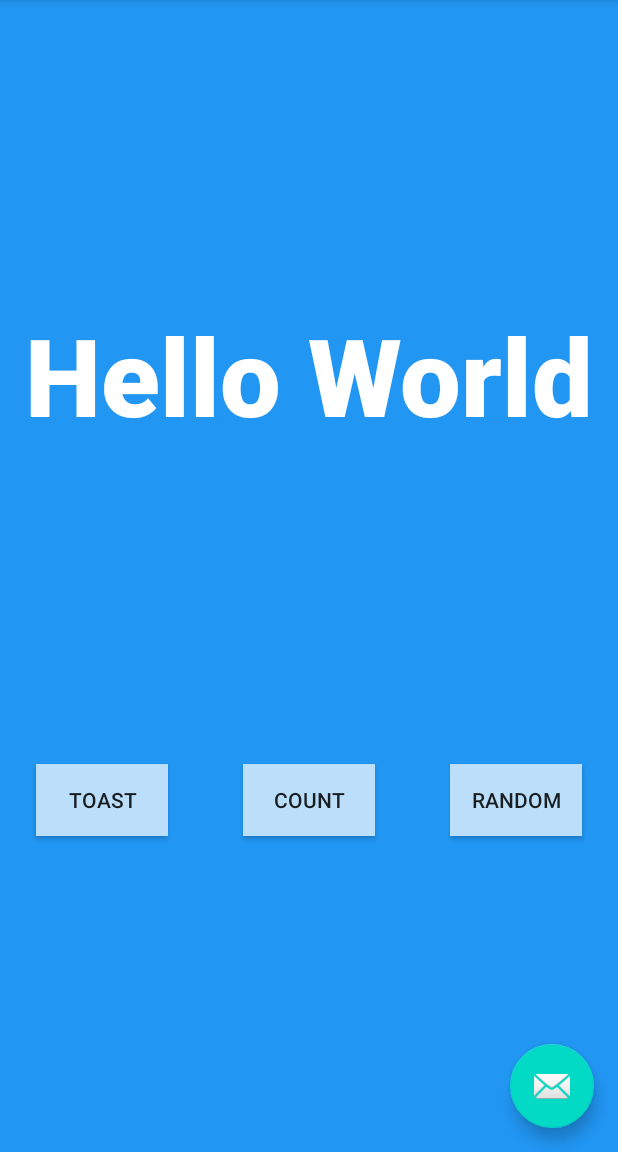
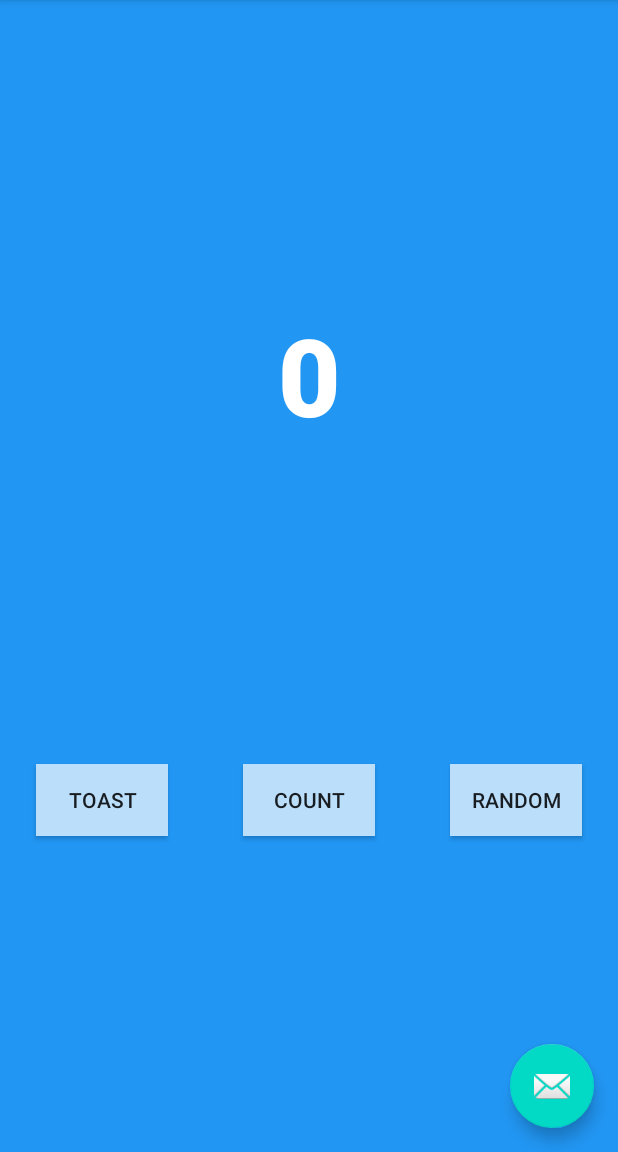
Before and after one commit to AbdoliSepehr8AMO1/javaopdracht1, an Android app: the screen it shows after launch (MainActivity), on a phone screen of 412 x 824 dp, the part 84-1236 px from its top. Run offline under Robolectric (Android 15) with nearby library versions, the phone set to English and light mode, and no system bars.

Commit message:
Hoofdstuk 8 af

```diff
--- a/app/src/main/java/com/example/javaopdracht1/FirstFragment.java
+++ b/app/src/main/java/com/example/javaopdracht1/FirstFragment.java
@@ -4,6 +4,8 @@ import android.os.Bundle;
 import android.view.LayoutInflater;
 import android.view.View;
 import android.view.ViewGroup;
+import android.widget.TextView;
+import android.widget.Toast;
 
 import androidx.annotation.NonNull;
 import androidx.fragment.app.Fragment;
@@ -11,24 +13,53 @@ import androidx.navigation.fragment.NavHostFragment;
 
 public class FirstFragment extends Fragment {
 
+
+    TextView showCountTextView;
+
+
+
     @Override
     public View onCreateView(
             LayoutInflater inflater, ViewGroup container,
             Bundle savedInstanceState
     ) {
         // Inflate the layout for this fragment
-        return inflater.inflate(R.layout.fragment_first, container, false);
+        View fragmentFirstLayout = inflater.inflate(R.layout.fragment_first, container, false);
+        // Get the count text view
+        showCountTextView = fragmentFirstLayout.findViewById(R.id.textview_first);
+
+        return fragmentFirstLayout;
     }
 
+
+
     public void onViewCreated(@NonNull View view, Bundle savedInstanceState) {
-        super.onViewCreated(view, savedInstanceState);
-
-        view.findViewById(R.id.button_first).setOnClickListener(new View.OnClickListener() {
+        view.findViewById(R.id.toast_button).setOnClickListener(new View.OnClickListener() {
             @Override
             public void onClick(View view) {
-                NavHostFragment.findNavController(FirstFragment.this)
-                        .navigate(R.id.action_FirstFragment_to_SecondFragment);
+                Toast myToast = Toast.makeText(getActivity(), "Hello toast!", Toast.LENGTH_SHORT);
+                myToast.show();
+            }
+        });
+
+        view.findViewById(R.id.count_button).setOnClickListener(new View.OnClickListener() {
+            @Override
+            public void onClick(View view) {
+                countMe(view);
             }
         });
     }
+
+
+    private void countMe(View view) {
+        // Get the value of the text view
+        String countString = showCountTextView.getText().toString();
+        // Convert value to a number and increment it
+        Integer count = Integer.parseInt(countString);
+        count++;
+        // Display the new value in the text view.
+        showCountTextView.setText(count.toString());
+    }
+
+
 }
--- a/app/src/main/res/values/strings.xml
+++ b/app/src/main/res/values/strings.xml
@@ -7,7 +7,7 @@
 
     <string name="previous">Previous</string>
 
-    <string name="hello_first_fragment">Hello World</string>
+    <string name="hello_first_fragment">0</string>
     <string name="hello_second_fragment">Hello second fragment. Arg: %1$s</string>
     <string name="toast_button_text">Toast</string>
     <string name="random_button_text">Random</string>
```
